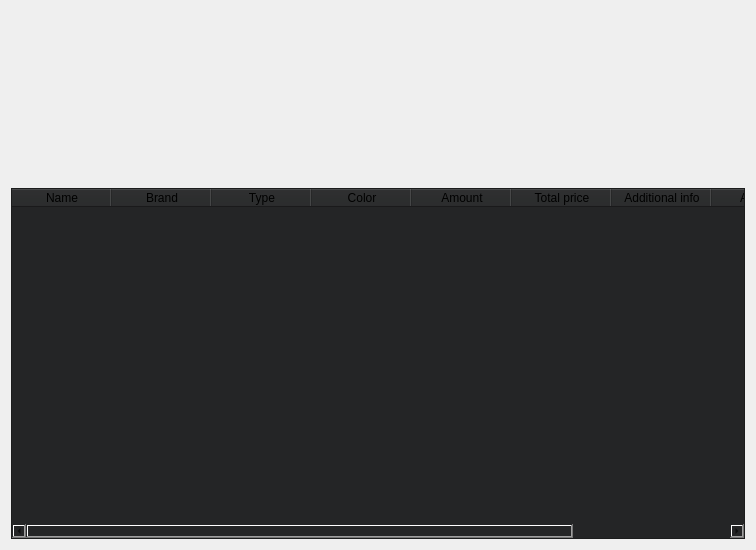
Qt form AP/show_transaction.ui (AP-projects-4001/Guys) before a commit.
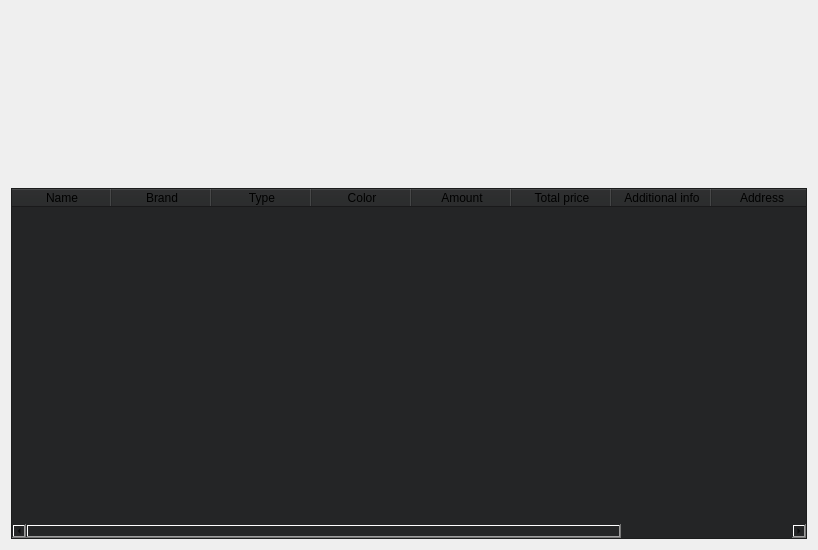
The same form after that commit.

```diff
--- a/AP/show_transaction.ui
+++ b/AP/show_transaction.ui
@@ -6,7 +6,7 @@
    <rect>
     <x>0</x>
     <y>0</y>
-    <width>756</width>
+    <width>818</width>
     <height>550</height>
    </rect>
   </property>
```
